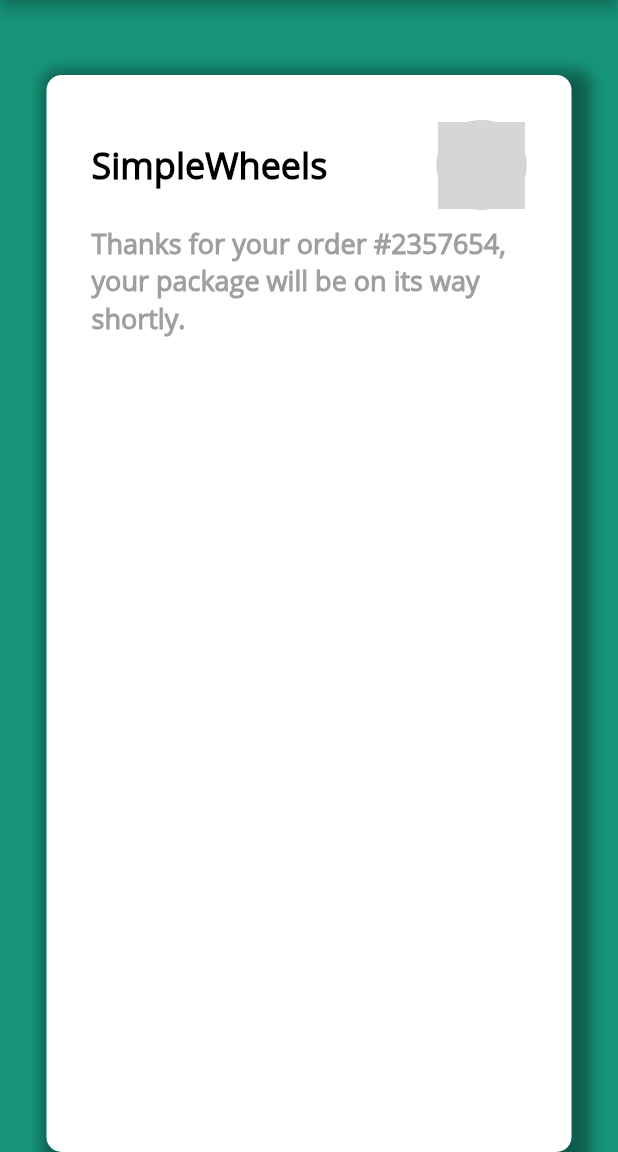
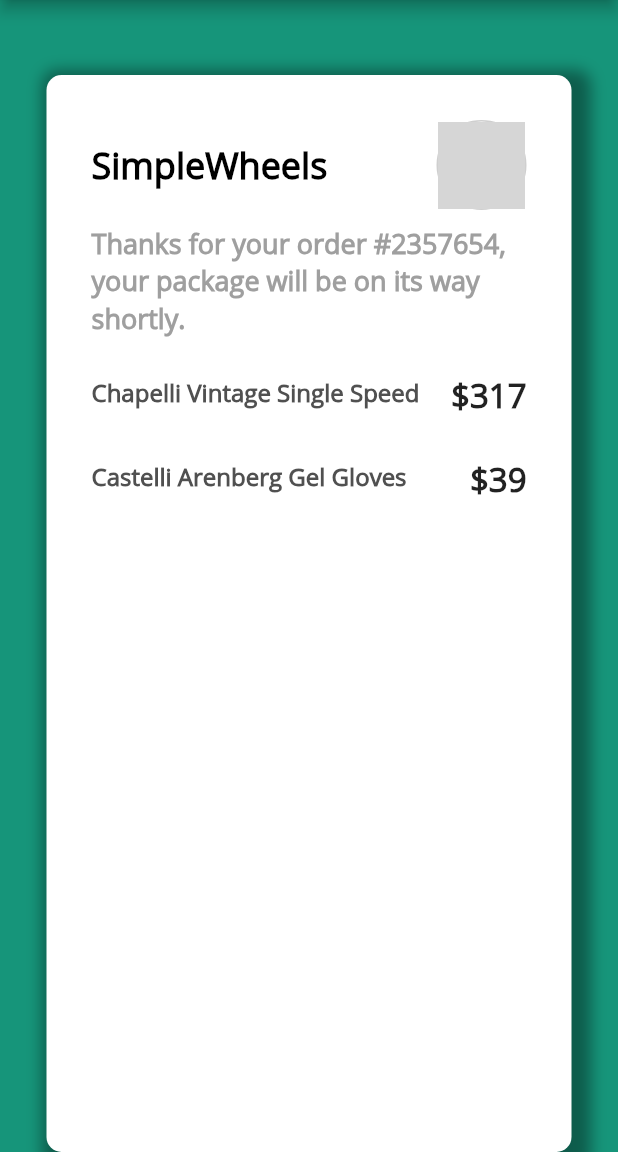
Before and after one commit to sparklaunch/Frontloops_02, a Flutter app: the screen it shows after launch, on a phone screen of 412 x 824 dp, the part 84-1236 px from its top. Run offline on Flutter 3.47's test engine with Material 2 defaults, Android fonts, the phone set to English and light mode, and no system bars; grey boxes are pictures that could not be loaded.

Commit message:
add items

```diff
--- /dev/null
+++ b/lib/Item.dart
@@ -0,0 +1,5 @@
+class Item {
+  String name;
+  int price;
+  Item({this.name, this.price});
+}
--- /dev/null
+++ b/lib/ItemBrain.dart
@@ -0,0 +1,11 @@
+import "./Item.dart";
+
+class ItemBrain {
+  List<Item> _items = [
+    Item(name: "Chapelli Vintage Single Speed", price: 317),
+    Item(name: "Castelli Arenberg Gel Gloves", price: 39),
+  ];
+  List<Item> getItems() {
+    return this._items;
+  }
+}
--- /dev/null
+++ b/lib/ItemList.dart
@@ -0,0 +1,41 @@
+import "package:flutter/material.dart";
+
+import "./Item.dart";
+import "./ItemBrain.dart";
+
+ItemBrain itemBrain = ItemBrain();
+Color textColor = Color.fromRGBO(80, 80, 80, 1);
+
+class ItemList extends StatelessWidget {
+  @override
+  Widget build(BuildContext context) {
+    List<Item> items = itemBrain.getItems();
+    return ListView.builder(
+      padding: EdgeInsets.zero,
+      shrinkWrap: true,
+      itemCount: items.length,
+      itemBuilder: (BuildContext context, int index) {
+        return ListTile(
+          contentPadding: EdgeInsets.zero,
+          leading: Text(
+            items[index].name,
+            style: TextStyle(
+              fontFamily: "Open Sans",
+              fontSize: 16.0,
+              fontWeight: FontWeight.bold,
+              color: textColor,
+            ),
+          ),
+          trailing: Text(
+            "\$${items[index].price.toString()}",
+            style: TextStyle(
+              fontFamily: "Open Sans",
+              fontSize: 22.0,
+              fontWeight: FontWeight.bold,
+            ),
+          ),
+        );
+      },
+    );
+  }
+}
--- a/lib/main.dart
+++ b/lib/main.dart
@@ -2,6 +2,7 @@ import 'package:flutter/material.dart';
 
 import "./SimpleWheelsTitle.dart";
 import "./OrderNotice.dart";
+import "./ItemList.dart";
 
 Color backgroundColor = Color.fromRGBO(22, 149, 122, 1);
 
@@ -35,6 +36,10 @@ class Frontloops extends StatelessWidget {
                   height: 10.0,
                 ),
                 OrderNotice(),
+                SizedBox(
+                  height: 10.0,
+                ),
+                ItemList(),
               ],
             ),
           ),
```
